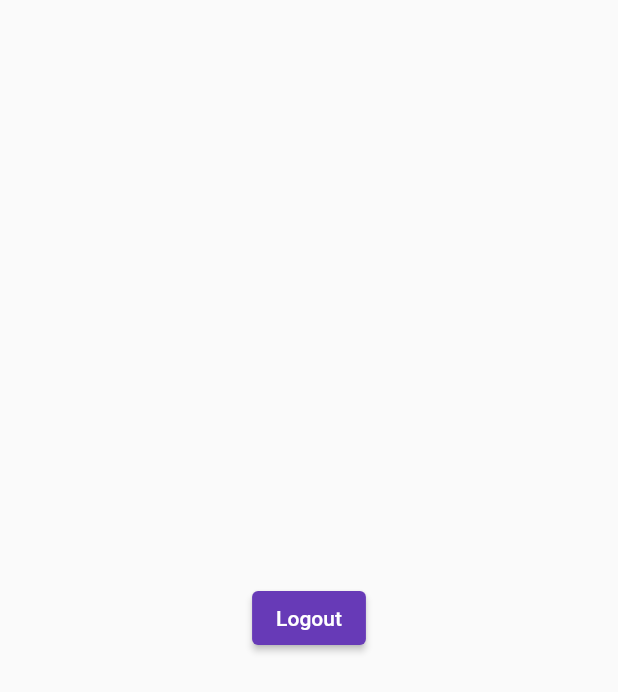
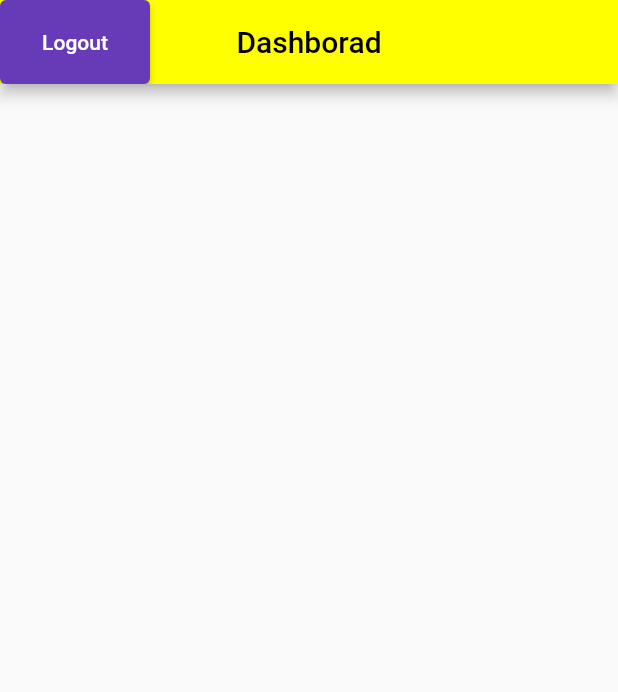
Before and after one commit to afifShyam/seniormatchpro_v1, a Flutter app: the HomeScreen screen opened directly, on a phone screen of 412 x 824 dp. Shown: the top 692 px of the screen. Run offline on Flutter 3.47's test engine with Material 2 defaults, Android fonts, the phone set to English and light mode, and no system bars; our stand-ins replace bloc, equatable, firebase_auth, firebase_core, firebase_database, flutter_bloc; accounts and stored records are empty.

Commit message:
tak ingat

```diff
--- a/lib/view/home_screen.dart
+++ b/lib/view/home_screen.dart
@@ -1,4 +1,5 @@
 import 'package:firebase_auth/firebase_auth.dart';
+import 'package:flutter/foundation.dart';
 import 'package:seniormatchpro_v1/index.dart';
 import 'package:flutter/material.dart';
 
@@ -13,17 +14,36 @@ class _HomeScreenState extends State<HomeScreen> {
   @override
   Widget build(BuildContext context) {
     return Scaffold(
-      body: Center(
-        child: ElevatedButton(
-          child: Text("Logout"),
+      appBar: AppBar(
+        leadingWidth: 100,
+        leading: ElevatedButton(
+          child: const Text("Logout"),
           onPressed: () {
             FirebaseAuth.instance.signOut().then((value) {
-              print("Signed Out");
-              Navigator.push(context,
-                  MaterialPageRoute(builder: (context) => SignInScreen()));
+              if (kDebugMode) {
+                print("Signed Out");
+              }
+              Navigator.push(
+                  context,
+                  MaterialPageRoute(
+                      builder: (context) => const SignInScreen()));
             });
           },
         ),
+        backgroundColor: Colors.yellowAccent,
+        title: const Text(
+          'Dashborad',
+          style: TextStyle(color: Colors.black),
+        ),
+        centerTitle: true,
+      ),
+      body: const Column(
+        children: [
+          Row(
+            mainAxisAlignment: MainAxisAlignment.end,
+            children: [],
+          ),
+        ],
       ),
     );
   }
--- a/lib/view/signup_screen.dart
+++ b/lib/view/signup_screen.dart
@@ -10,7 +10,6 @@ class SignUpScreen extends StatefulWidget {
 }
 
 class _SignUpScreenState extends State<SignUpScreen> {
-  final int id = 0;
   final TextEditingController _passwordTextController = TextEditingController();
   final TextEditingController _emailTextController = TextEditingController();
   final TextEditingController _userNameTextController = TextEditingController();
```
